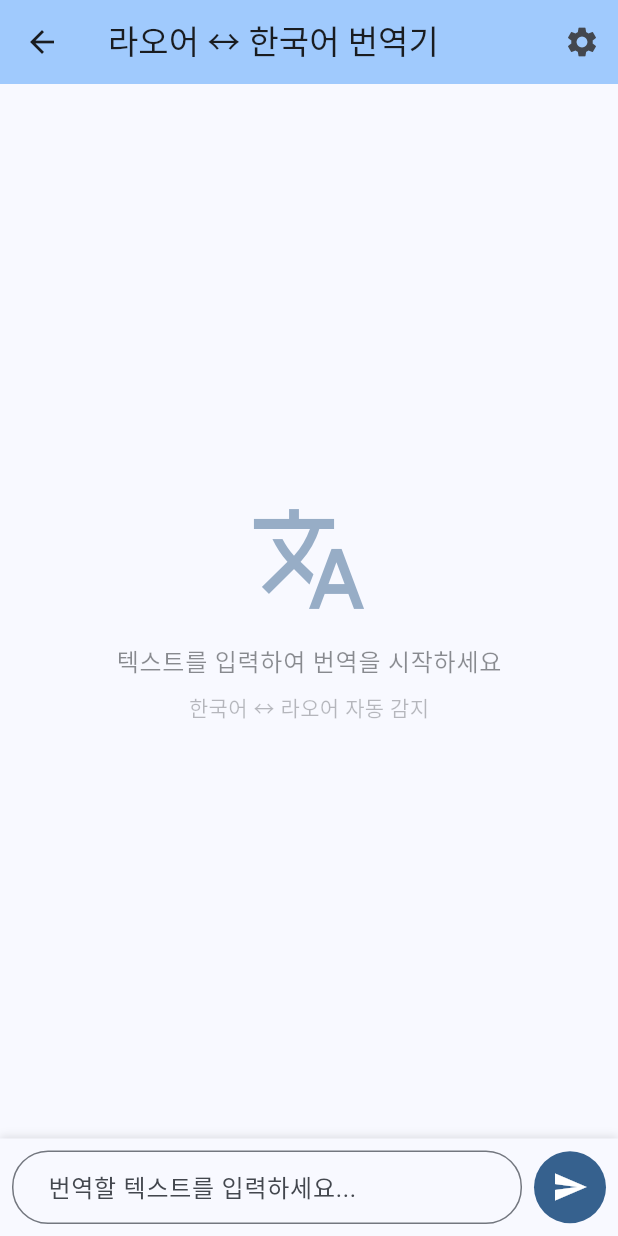
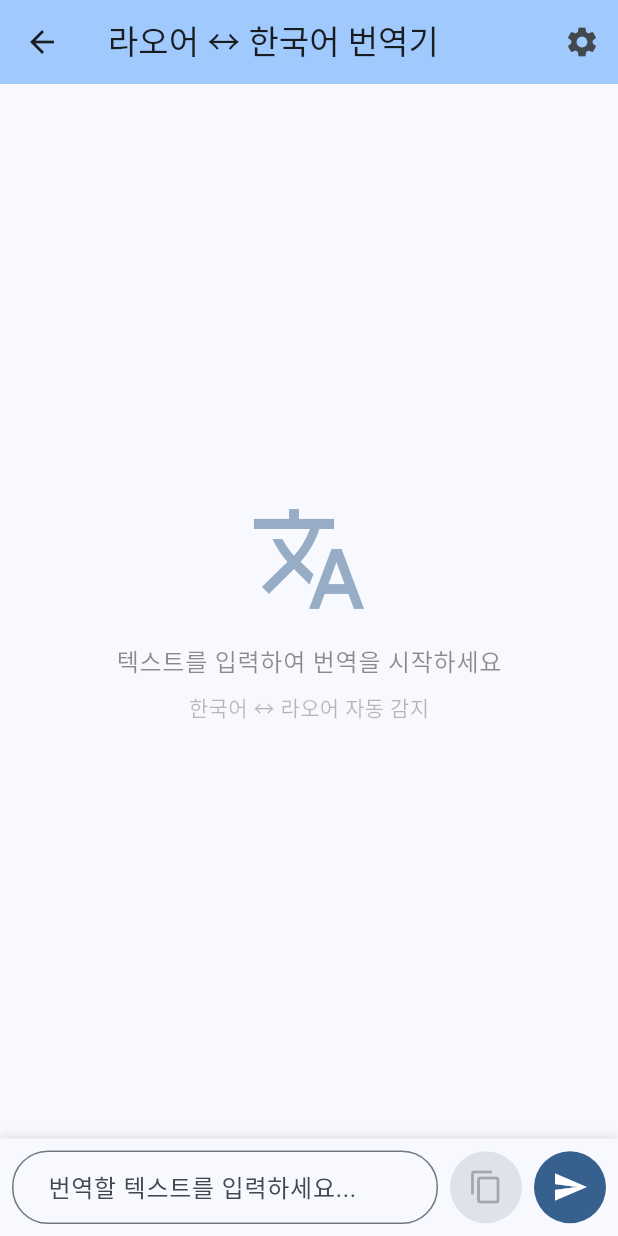
Before and after one commit to uki0327/familyapp, a Flutter app: the TranslatorScreen screen opened directly, on a phone screen of 412 x 824 dp. Run offline on Flutter 3.47's test engine with Material 3 defaults, Android fonts, the phone set to English and light mode, and no system bars; our stand-ins replace shared_preferences, sqflite, sqflite_common_ffi, sqflite_common_ffi_web, universal_io; accounts and stored records are empty.

Commit message:
Add copy interactions for translation results

```diff
--- a/lib/screens/translator_screen.dart
+++ b/lib/screens/translator_screen.dart
@@ -1,4 +1,5 @@
 import 'package:flutter/material.dart';
+import 'package:flutter/services.dart';
 import '../services/openai_service.dart';
 import 'settings_screen.dart';
 
@@ -31,6 +32,30 @@ class _TranslatorScreenState extends State<TranslatorScreen> {
   final ScrollController _scrollController = ScrollController();
   final List<TranslationMessage> _messages = [];
   bool _isTranslating = false;
+
+  Future<void> _copyText(String text) async {
+    await Clipboard.setData(ClipboardData(text: text));
+    if (!mounted) {
+      return;
+    }
+
+    ScaffoldMessenger.of(context)
+      ..hideCurrentSnackBar()
+      ..showSnackBar(
+        const SnackBar(
+          content: Text('번역 결과가 복사되었어요.'),
+          duration: Duration(seconds: 2),
+        ),
+      );
+  }
+
+  Future<void> _copyLatestTranslation() async {
+    if (_messages.isEmpty) {
+      return;
+    }
+
+    await _copyText(_messages.last.translatedText);
+  }
 
   @override
   void dispose() {
@@ -204,6 +229,22 @@ class _TranslatorScreenState extends State<TranslatorScreen> {
                       ),
                     ),
                     const SizedBox(width: 8),
+                    IconButton(
+                      icon: const Icon(Icons.copy),
+                      tooltip: '번역 결과 복사',
+                      onPressed:
+                          _messages.isEmpty ? null : () => _copyLatestTranslation(),
+                      style: IconButton.styleFrom(
+                        backgroundColor: Theme.of(context).colorScheme.surface,
+                        foregroundColor: Theme.of(context).colorScheme.primary,
+                        disabledBackgroundColor:
+                            Theme.of(context).colorScheme.surfaceVariant,
+                        disabledForegroundColor:
+                            Theme.of(context).colorScheme.onSurface.withOpacity(0.3),
+                        padding: const EdgeInsets.all(12),
+                      ),
+                    ),
+                    const SizedBox(width: 8),
                     _isTranslating
                         ? const Padding(
                             padding: EdgeInsets.all(12.0),
@@ -295,6 +336,8 @@ class _TranslatorScreenState extends State<TranslatorScreen> {
             crossAxisAlignment: CrossAxisAlignment.start,
             children: [
               Flexible(
+                child: GestureDetector(
+                  onLongPress: () => _copyText(message.translatedText),
                   child: Container(
                     padding: const EdgeInsets.symmetric(horizontal: 16, vertical: 12),
                     decoration: BoxDecoration(
@@ -335,6 +378,7 @@ class _TranslatorScreenState extends State<TranslatorScreen> {
                     ),
                   ),
                 ),
+              ),
             ],
           ),
         ],
```
Lines whose indentation alone changed are shown as unchanged.
